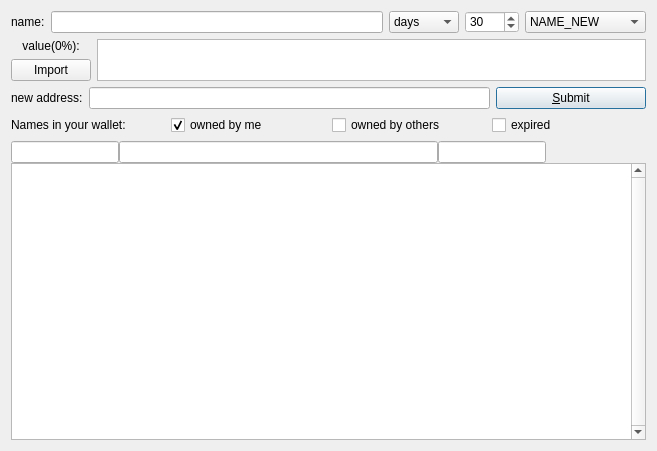
Above: src/qt/forms/dnspage.ui from duality-solutions/Sequence before the change. Below: the same form after it.
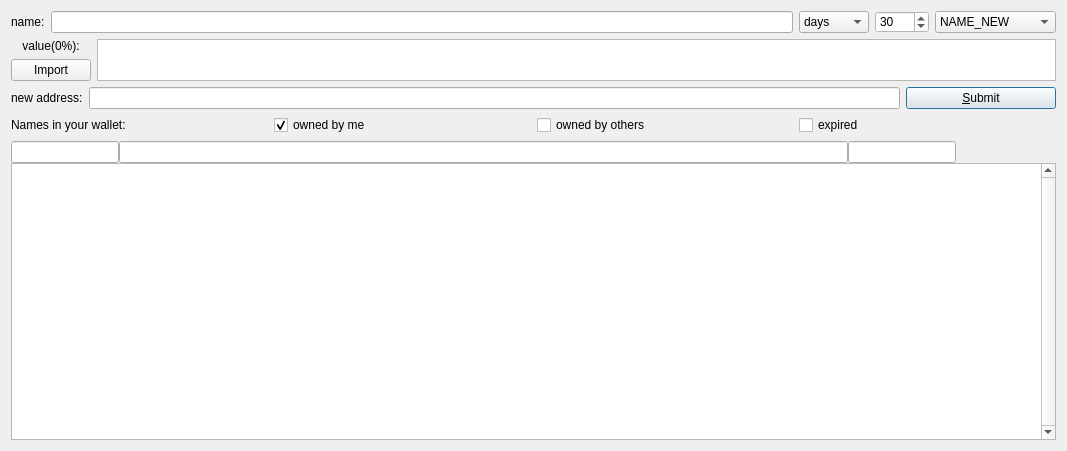
That is the form after the change. Icons and pictures are not drawn. Custom widgets are drawn as their Qt base class.

Diff of the .ui file:
```diff
--- a/src/qt/forms/dnspage.ui
+++ b/src/qt/forms/dnspage.ui
@@ -6,7 +6,7 @@
    <rect>
     <x>0</x>
     <y>0</y>
-    <width>657</width>
+    <width>1067</width>
     <height>451</height>
    </rect>
   </property>
```
